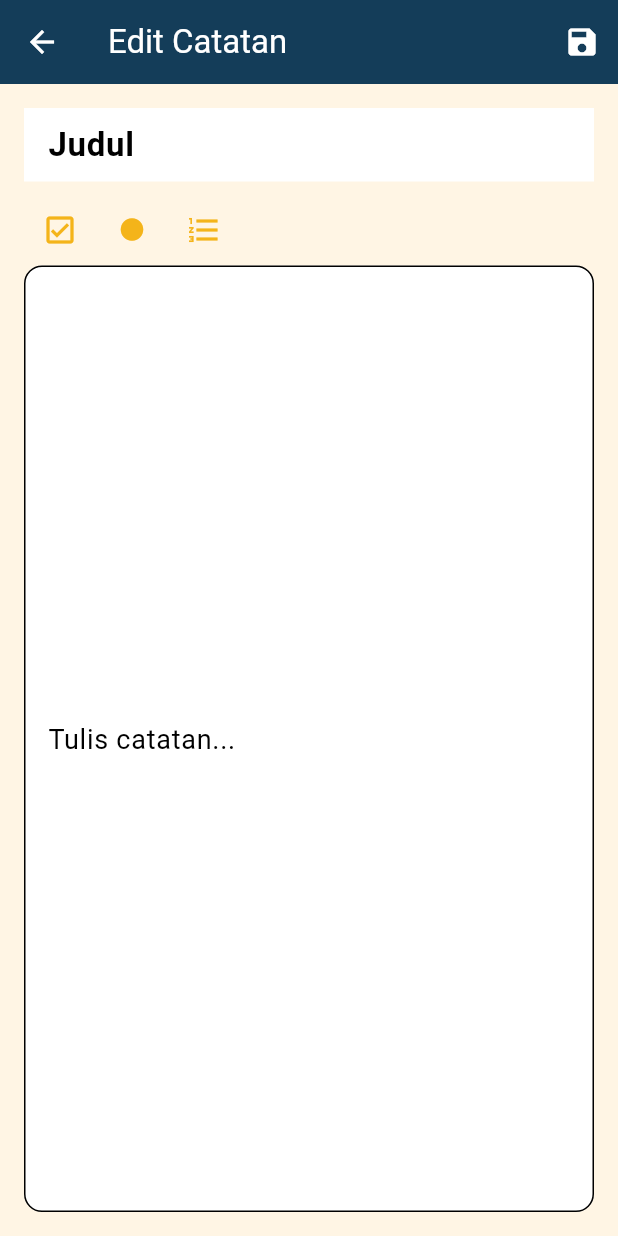
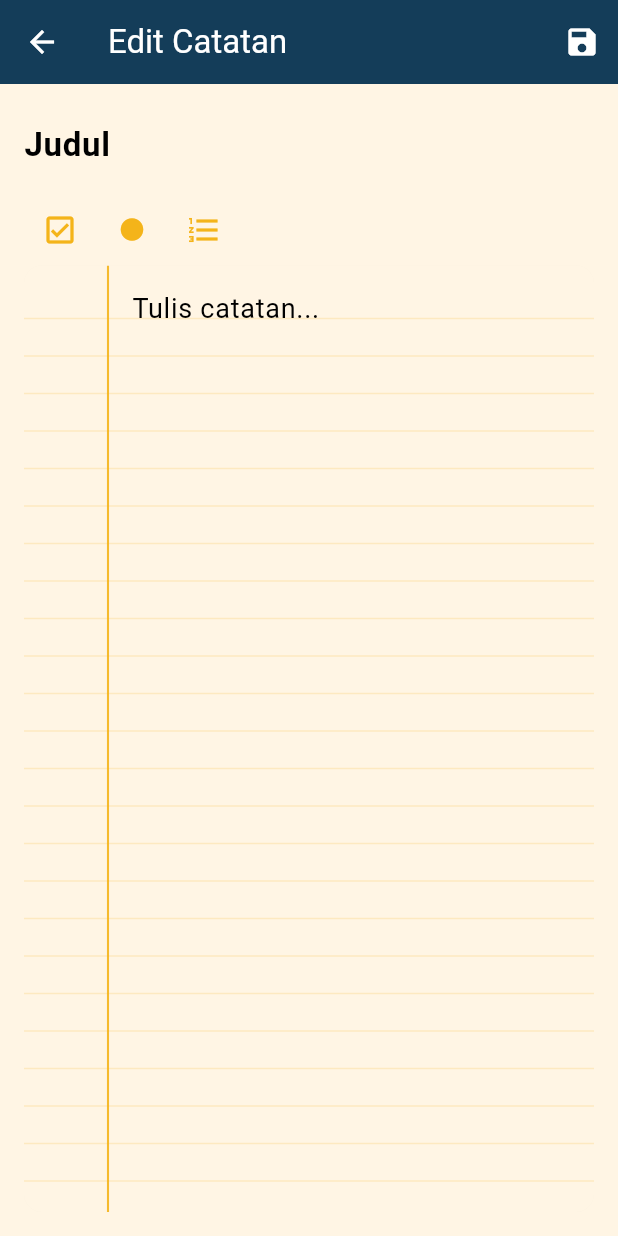
Before and after one commit to deka0305/catatan_simpel, a Flutter app: the ViewNotePage screen opened directly with empty values, after a tap on the "edit" icon, on a phone screen of 412 x 824 dp. Run offline on Flutter 3.47's test engine with Material 3 defaults, Android fonts, the light colour scheme and no system bars; our stand-ins replace file_picker, share_plus, sqflite; missing offline and left inert: excel, file_selector, flutter_file_dialog; accounts and stored records are empty.

Commit message:
menyempurnkan UI note

```diff
--- a/lib/add_note_page.dart
+++ b/lib/add_note_page.dart
@@ -1,6 +1,7 @@
 import 'package:flutter/material.dart';
 import 'db_helper.dart';
 import 'models.dart';
+import 'widgets/notebook_paper.dart';
 
 class AddNotePage extends StatefulWidget {
   final int folderId;
@@ -31,15 +32,12 @@
   @override
   Widget build(BuildContext context) {
     return Scaffold(
-      backgroundColor: const Color(0xFFFFF5E4),
+      backgroundColor: Theme.of(context).colorScheme.background,
       appBar: AppBar(
-        backgroundColor: const Color(0xFF143D59), // Navy blue
-        foregroundColor: Colors.white,
-        elevation: 0,
         title: const Text('Catatan Baru'),
         actions: [
           IconButton(
-            icon: const Icon(Icons.save, color: Color(0xFFF4B41A)),
+            icon: Icon(Icons.save, color: Theme.of(context).colorScheme.secondary),
             onPressed: _saveNote,
           ),
         ],
@@ -51,13 +49,15 @@
           children: [
             TextField(
               controller: _titleController,
-              style: const TextStyle(
+              style: TextStyle(
                 fontSize: 22,
                 fontWeight: FontWeight.bold,
-                  color: Color(0xFF143D59)),
+                color: Theme.of(context).colorScheme.onSurface,
+              ),
               decoration: const InputDecoration(
                 hintText: 'Judul',
                 border: InputBorder.none,
+                filled: false,
               ),
             ),
             const SizedBox(height: 8),
@@ -85,12 +85,38 @@
               ],
             ),
             Expanded(
+              child: Builder(
+                builder: (context) {
+                  final contentStyle = TextStyle(
+                    fontSize: 18,
+                    color: Theme.of(context).colorScheme.onSurface,
+                    height: 1.4,
+                  );
+                  return NotebookPaper(
+                    marginOffset: 56,
+                    referenceTextStyle: contentStyle,
+                    textScaleFactor: MediaQuery.textScaleFactorOf(context),
+                    baselineShift: -0.5,
                     child: TextField(
                       controller: _contentController,
-                style: const TextStyle(fontSize: 18, color: Color(0xFF143D59)),
+                      style: contentStyle,
+                      strutStyle: const StrutStyle(
+                        fontSize: 18,
+                        height: 1.4,
+                        forceStrutHeight: true,
+                      ),
                       maxLines: null,
                       expands: true,
-                decoration: const InputDecoration(hintText: 'Tulis catatan...'),
+                      decoration: const InputDecoration(
+                        border: InputBorder.none,
+                        hintText: 'Tulis catatan...',
+                        filled: false,
+                        isCollapsed: true,
+                        contentPadding: EdgeInsets.zero,
+                      ),
+                    ),
+                  );
+                },
               ),
             ),
           ],
--- a/lib/view_note_page.dart
+++ b/lib/view_note_page.dart
@@ -1,6 +1,7 @@
 import 'package:flutter/material.dart';
 import 'db_helper.dart';
 import 'models.dart';
+import 'widgets/notebook_paper.dart';
 
 class ViewNotePage extends StatefulWidget {
   final Note note;
@@ -43,11 +44,8 @@
   @override
   Widget build(BuildContext context) {
     return Scaffold(
-      backgroundColor: const Color(0xFFFFF5E4),
+      backgroundColor: Theme.of(context).colorScheme.background,
       appBar: AppBar(
-        backgroundColor: const Color(0xFF143D59), // Navy blue
-        foregroundColor: Colors.white,
-        elevation: 0,
         title: _isEditing
             ? const Text('Edit Catatan')
             : const Text('Detail Catatan'),
@@ -76,13 +74,15 @@
             TextField(
               controller: _titleController,
               enabled: _isEditing,
-              style: const TextStyle(
+              style: TextStyle(
                 fontSize: 22,
                 fontWeight: FontWeight.bold,
-                  color: Color(0xFF143D59)),
+                color: Theme.of(context).colorScheme.onSurface,
+              ),
               decoration: const InputDecoration(
                 hintText: 'Judul',
                 border: InputBorder.none,
+                filled: false,
               ),
             ),
             const SizedBox(height: 8),
@@ -111,13 +111,39 @@
               ),
             ],
             Expanded(
+              child: Builder(
+                builder: (context) {
+                  final contentStyle = TextStyle(
+                    fontSize: 18,
+                    color: Theme.of(context).colorScheme.onSurface,
+                    height: 1.4,
+                  );
+                  return NotebookPaper(
+                    marginOffset: 56,
+                    referenceTextStyle: contentStyle,
+                    textScaleFactor: MediaQuery.textScaleFactorOf(context),
+                    baselineShift: -0.5,
                     child: TextField(
                       controller: _contentController,
                       enabled: _isEditing,
-                style: const TextStyle(fontSize: 18, color: Color(0xFF143D59)),
+                      style: contentStyle,
+                      strutStyle: const StrutStyle(
+                        fontSize: 18,
+                        height: 1.4,
+                        forceStrutHeight: true,
+                      ),
                       maxLines: null,
                       expands: true,
-                decoration: const InputDecoration(hintText: 'Tulis catatan...'),
+                      decoration: const InputDecoration(
+                        border: InputBorder.none,
+                        hintText: 'Tulis catatan...',
+                        filled: false,
+                        isCollapsed: true,
+                        contentPadding: EdgeInsets.zero,
+                      ),
+                    ),
+                  );
+                },
               ),
             ),
           ],
--- /dev/null
+++ b/lib/widgets/notebook_paper.dart
@@ -0,0 +1,150 @@
+import 'package:flutter/material.dart';
+
+/// A reusable widget that paints a ruled notebook-style background
+/// with a vertical margin line, adapting to the app theme.
+class NotebookPaper extends StatelessWidget {
+  final Widget child;
+  final double lineThickness;
+  final double marginOffset;
+  final EdgeInsetsGeometry? padding;
+  final Color? backgroundColor;
+  final Color? lineColor;
+  final Color? marginColor;
+  // If provided, the painter will compute precise line height and baseline
+  // from this text style to align horizontal rules exactly with text lines.
+  final TextStyle? referenceTextStyle;
+  // Optional override for MediaQuery.textScaleFactor when computing metrics.
+  final double? textScaleFactor;
+  // Manual fine adjustment in logical pixels if needed (+down / -up).
+  final double baselineShift;
+  // Fallback line height if no referenceTextStyle is given.
+  final double fallbackLineHeight;
+
+  const NotebookPaper({
+    super.key,
+    required this.child,
+    this.lineThickness = 1,
+    this.marginOffset = 56,
+    this.padding,
+    this.backgroundColor,
+    this.lineColor,
+    this.marginColor,
+    this.referenceTextStyle,
+    this.textScaleFactor,
+    this.baselineShift = 0,
+    this.fallbackLineHeight = 28,
+  });
+
+  @override
+  Widget build(BuildContext context) {
+    final theme = Theme.of(context);
+    final bg = backgroundColor ?? theme.colorScheme.surface;
+    final lines = lineColor ?? theme.colorScheme.secondary.withOpacity(0.18);
+    final margin = marginColor ?? theme.colorScheme.secondary.withOpacity(0.9);
+
+    // Compute precise line height and baseline from text style if available
+    final scale = textScaleFactor ?? MediaQuery.textScaleFactorOf(context);
+    double lineHeight;
+    double baseline;
+    if (referenceTextStyle != null) {
+      final tp = TextPainter(
+        text: TextSpan(text: 'A', style: referenceTextStyle),
+        textDirection: TextDirection.ltr,
+        textScaleFactor: scale,
+        maxLines: 1,
+      )..layout();
+      final metrics = tp.computeLineMetrics();
+      if (metrics.isNotEmpty) {
+        lineHeight = metrics.first.height;
+        baseline = metrics.first.baseline;
+      } else {
+        lineHeight = tp.preferredLineHeight;
+        baseline = lineHeight * 0.8; // reasonable fallback
+      }
+    } else {
+      lineHeight = fallbackLineHeight;
+      baseline = fallbackLineHeight * 0.8;
+    }
+
+    // Default padding leaves room for the margin line on the left
+    final resolvedPadding = padding ?? EdgeInsets.fromLTRB(marginOffset + 16, 16, 16, 16);
+
+    return ClipRRect(
+      borderRadius: BorderRadius.circular(12),
+      child: Container(
+        decoration: BoxDecoration(
+          color: bg,
+          boxShadow: [
+            BoxShadow(
+              color: Colors.black.withOpacity(0.04),
+              blurRadius: 8,
+              offset: const Offset(0, 2),
+            )
+          ],
+        ),
+        child: CustomPaint(
+          painter: _NotebookPainter(
+            lineHeight: lineHeight,
+            firstLineY: (resolvedPadding as EdgeInsets).top + baseline + baselineShift,
+            lineThickness: lineThickness,
+            lineColor: lines,
+            marginColor: margin,
+            marginOffset: marginOffset,
+          ),
+          child: Padding(
+            padding: resolvedPadding,
+            child: child,
+          ),
+        ),
+      ),
+    );
+  }
+}
+
+class _NotebookPainter extends CustomPainter {
+  final double lineHeight;
+  final double firstLineY;
+  final double lineThickness;
+  final double marginOffset;
+  final Color lineColor;
+  final Color marginColor;
+
+  _NotebookPainter({
+    required this.lineHeight,
+    required this.firstLineY,
+    required this.lineThickness,
+    required this.marginOffset,
+    required this.lineColor,
+    required this.marginColor,
+  });
+
+  @override
+  void paint(Canvas canvas, Size size) {
+    final linePaint = Paint()
+      ..color = lineColor
+      ..strokeWidth = lineThickness;
+    final marginPaint = Paint()
+      ..color = marginColor
+      ..strokeWidth = lineThickness * 1.4;
+
+    // Horizontal ruled lines aligned to text baseline
+    double y = firstLineY;
+    while (y <= size.height) {
+      canvas.drawLine(Offset(0, y), Offset(size.width, y), linePaint);
+      y += lineHeight;
+    }
+
+    // Vertical margin line
+    canvas.drawLine(Offset(marginOffset, 0), Offset(marginOffset, size.height), marginPaint);
+  }
+
+  @override
+  bool shouldRepaint(covariant _NotebookPainter oldDelegate) {
+    return oldDelegate.lineHeight != lineHeight ||
+        oldDelegate.firstLineY != firstLineY ||
+        oldDelegate.lineThickness != lineThickness ||
+        oldDelegate.marginOffset != marginOffset ||
+        oldDelegate.lineColor != lineColor ||
+        oldDelegate.marginColor != marginColor;
+  }
+}
```
Lines whose indentation alone changed are shown as unchanged.
